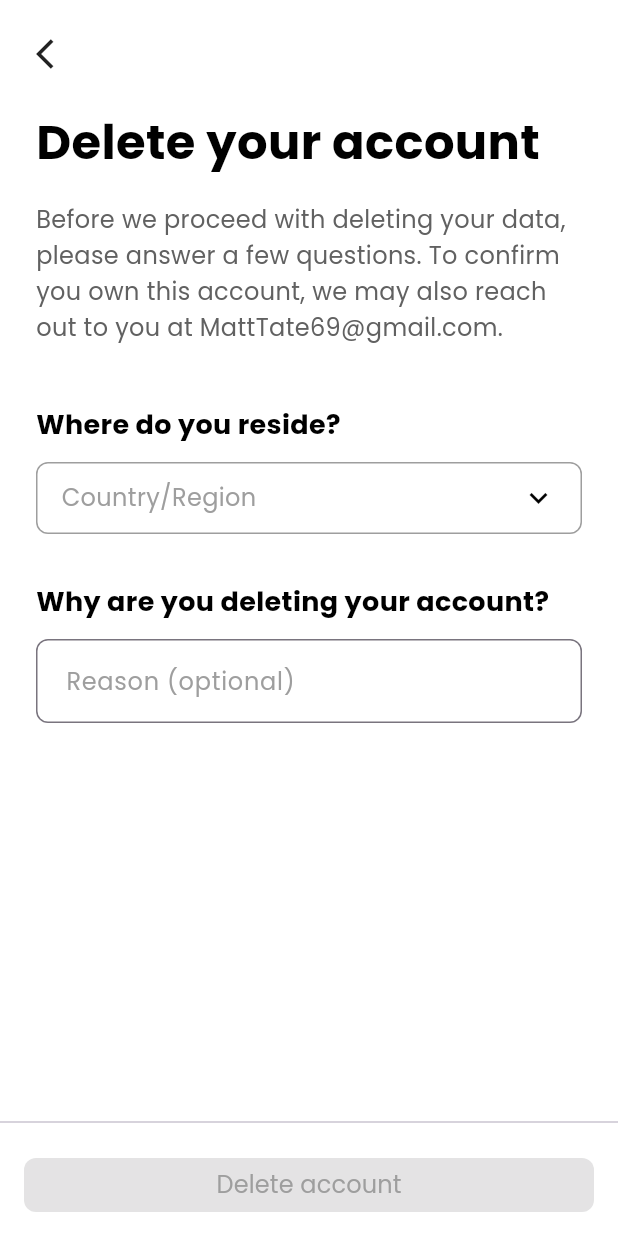
After one commit to Liann099/UAS_Mobile-ReNuOil-, a Flutter app: the DeleteAccountPage screen opened by its route, on a phone screen of 412 x 824 dp. The commit adds this screen. Run offline on Flutter 3.47's test engine with Material 3 defaults, Android fonts, the phone set to English and light mode, and no system bars; our stand-ins replace flutter_svg, material_symbols_icons.

Commit message:
delete account

```diff
--- a/uas_renuoil/lib/main.dart
+++ b/uas_renuoil/lib/main.dart
@@ -5,6 +5,7 @@
 import 'package:flutter_application_1/home.dart';
 import 'package:flutter_application_1/settings/accessibility.dart';
 import 'package:flutter_application_1/settings/create_profile.dart';
+import 'package:flutter_application_1/settings/delete_account.dart';
 import 'package:flutter_application_1/settings/edit_profile.dart';
 import 'package:flutter_application_1/settings/history.dart';
 import 'package:flutter_application_1/settings/login_security.dart';
@@ -50,6 +51,7 @@
         '/create-profile': (context) => CreateProfileScreen(),
         '/help-center': (context) => HelpCenterScreen(),
         '/edit-profile': (context) => EditProfileScreen(),
+        '/delete-account': (context) => DeleteAccountPage(),
 
       },
     );
--- /dev/null
+++ b/uas_renuoil/lib/settings/delete_account.dart
@@ -0,0 +1,300 @@
+import 'package:flutter/material.dart';
+import 'package:material_symbols_icons/symbols.dart';
+
+class DeleteAccountPage extends StatefulWidget {
+  const DeleteAccountPage({super.key});
+
+  @override
+  State<DeleteAccountPage> createState() => _DeleteAccountPageState();
+}
+
+class _DeleteAccountPageState extends State<DeleteAccountPage> {
+  String? _selectedCountry;
+  final TextEditingController _reasonController = TextEditingController();
+  bool _isDeleteEnabled = false;
+
+  final List<String> _countries = [
+    'Indonesia',
+    'Singapore',
+  ];
+
+  @override
+  void initState() {
+    super.initState();
+    _reasonController.addListener(_updateDeleteButtonState);
+  }
+
+  @override
+  void dispose() {
+    _reasonController.removeListener(_updateDeleteButtonState);
+    _reasonController.dispose();
+    super.dispose();
+  }
+
+  void _updateDeleteButtonState() {
+    setState(() {
+      _isDeleteEnabled = _selectedCountry != null;
+    });
+  }
+
+  void _showCountryPicker() {
+    showModalBottomSheet(
+      context: context,
+      isScrollControlled: true,
+      shape: const RoundedRectangleBorder(
+        borderRadius: BorderRadius.vertical(top: Radius.circular(16)),
+      ),
+      builder: (BuildContext context) {
+        return Container(
+          constraints: BoxConstraints(
+            maxHeight: MediaQuery.of(context).size.height * 0.7,
+          ),
+          child: Column(
+            mainAxisSize: MainAxisSize.min,
+            children: [
+              // Header with title and close button
+              Container(
+                padding:
+                    const EdgeInsets.symmetric(horizontal: 16, vertical: 12),
+                decoration: BoxDecoration(
+                  border:
+                      Border(bottom: BorderSide(color: Colors.grey.shade300)),
+                ),
+                child: Row(
+                  mainAxisAlignment: MainAxisAlignment.spaceBetween,
+                  children: [
+                    IconButton(
+                      icon: const Icon(
+                        Icons.close,
+                        size: 24,
+                        color: Colors.black,
+                      ),
+                      onPressed: () => Navigator.pop(context),
+                    ),
+                    const Text(
+                      'Country/Region',
+                      style: TextStyle(
+                        fontSize: 13,
+                        fontWeight: FontWeight.w600,
+                        fontFamily: 'Poppins',
+                      ),
+                    ),
+                    const SizedBox(width: 48), // For balance
+                  ],
+                ),
+              ),
+
+              // Country list with radio buttons
+              Flexible(
+                child: ListView.builder(
+                  shrinkWrap: true,
+                  itemCount: _countries.length,
+                  itemBuilder: (context, index) {
+                    final country = _countries[index];
+                    return Container(
+                      decoration: BoxDecoration(
+                        border: Border(
+                            bottom: BorderSide(color: Colors.grey.shade200)),
+                      ),
+                      child: ListTile(
+                        title: Text(
+                          country,
+                          style: const TextStyle(
+                            fontFamily: 'Poppins',
+                            fontSize: 16,
+                          ),
+                        ),
+                        trailing: Radio<String>(
+                          value: country,
+                          groupValue: _selectedCountry,
+                          onChanged: (value) {
+                            setState(() {
+                              _selectedCountry = value;
+                              _updateDeleteButtonState();
+                            });
+                            Navigator.pop(context);
+                          },
+                        ),
+                        onTap: () {
+                          setState(() {
+                            _selectedCountry = country;
+                            _updateDeleteButtonState();
+                          });
+                          Navigator.pop(context);
+                        },
+                      ),
+                    );
+                  },
+                ),
+              ),
+            ],
+          ),
+        );
+      },
+    );
+  }
+
+  @override
+  Widget build(BuildContext context) {
+    return Scaffold(
+      backgroundColor: Colors.white,
+      body: SafeArea(
+        child: Column(
+          crossAxisAlignment: CrossAxisAlignment.start,
+          children: [
+            // Main content
+            Expanded(
+              child: SingleChildScrollView(
+                child: Padding(
+                  padding: const EdgeInsets.all(24.0),
+                  child: Column(
+                    crossAxisAlignment: CrossAxisAlignment.start,
+                    children: [
+                      // Back button
+                      GestureDetector(
+                        onTap: () => Navigator.pop(context),
+                        child: const Icon(Icons.arrow_back_ios, size: 24),
+                      ),
+                      const SizedBox(height: 24),
+
+                      // Title
+                      const Text(
+                        'Delete your account',
+                        style: TextStyle(
+                          fontSize: 32,
+                          fontWeight: FontWeight.bold,
+                          color: Colors.black,
+                          fontFamily: 'Poppins',
+                        ),
+                      ),
+                      const SizedBox(height: 16),
+
+                      // Description
+                      Text(
+                        'Before we proceed with deleting your data, please answer a few questions. To confirm you own this account, we may also reach out to you at MattTate69@gmail.com.',
+                        style: TextStyle(
+                          fontSize: 16,
+                          color: Colors.grey[700],
+                          fontFamily: 'Poppins',
+                          height: 1.5,
+                        ),
+                      ),
+                      const SizedBox(height: 40),
+
+                      // Where do you reside field
+                      const Text(
+                        'Where do you reside?',
+                        style: TextStyle(
+                          fontSize: 18,
+                          fontWeight: FontWeight.bold,
+                          color: Colors.black,
+                          fontFamily: 'Poppins',
+                        ),
+                      ),
+                      const SizedBox(height: 12),
+
+                      // Country/Region dropdown
+                      GestureDetector(
+                        onTap: _showCountryPicker,
+                        child: Container(
+                          padding: const EdgeInsets.symmetric(horizontal: 16),
+                          height: 48,
+                          decoration: BoxDecoration(
+                            border: Border.all(color: Colors.grey),
+                            borderRadius: BorderRadius.circular(8),
+                          ),
+                          child: Row(
+                            mainAxisAlignment: MainAxisAlignment.spaceBetween,
+                            children: [
+                              Text(
+                                _selectedCountry ?? 'Country/Region',
+                                style: TextStyle(
+                                  color: _selectedCountry != null
+                                      ? Colors.black
+                                      : Colors.grey,
+                                  fontSize: 16,
+                                  fontFamily: 'Poppins',
+                                ),
+                              ),
+                              const Icon(Icons.keyboard_arrow_down,
+                                  color: Colors.black),
+                            ],
+                          ),
+                        ),
+                      ),
+                      const SizedBox(height: 32),
+
+                      // Why are you deleting field
+                      const Text(
+                        'Why are you deleting your account?',
+                        style: TextStyle(
+                          fontSize: 18,
+                          fontWeight: FontWeight.bold,
+                          color: Colors.black,
+                          fontFamily: 'Poppins',
+                        ),
+                      ),
+                      const SizedBox(height: 12),
+
+                      // Reason text field
+                      TextField(
+                        controller: _reasonController,
+                        decoration: InputDecoration(
+                          hintText: 'Reason (optional)',
+                          hintStyle: TextStyle(color: Colors.grey[500]),
+                          contentPadding: const EdgeInsets.all(16),
+                          border: OutlineInputBorder(
+                            borderRadius: BorderRadius.circular(8),
+                          ),
+                        ),
+                        maxLines: 1,
+                        style: const TextStyle(
+                          fontFamily: 'Poppins',
+                          fontSize: 16,
+                        ),
+                      ),
+                    ],
+                  ),
+                ),
+              ),
+            ),
+
+            Divider(),
+            // Delete account button - at the bottom
+            Padding(
+              padding: const EdgeInsets.all(16.0),
+              child: SizedBox(
+                width: double.infinity,
+                height: 36,
+                child: ElevatedButton(
+                  onPressed: _isDeleteEnabled
+                      ? () {
+                    Navigator.pushNamed(context, '/');
+                        }
+                      : null,
+                  style: ElevatedButton.styleFrom(
+                    backgroundColor: Color(0xFFFFD358),
+                    shape: RoundedRectangleBorder(
+                      borderRadius: BorderRadius.circular(8),
+                    ),
+                  ),
+                  child: Text(
+                    'Delete account',
+                    style: TextStyle(
+                      fontSize: 16,
+                      fontWeight: FontWeight.w500,
+                      fontFamily: 'Poppins',
+                      color: _isDeleteEnabled
+                          ? Colors.white
+                          : Colors.grey.shade500,
+                    ),
+                  ),
+                ),
+              ),
+            ),
+          ],
+        ),
+      ),
+    );
+  }
+}
```
